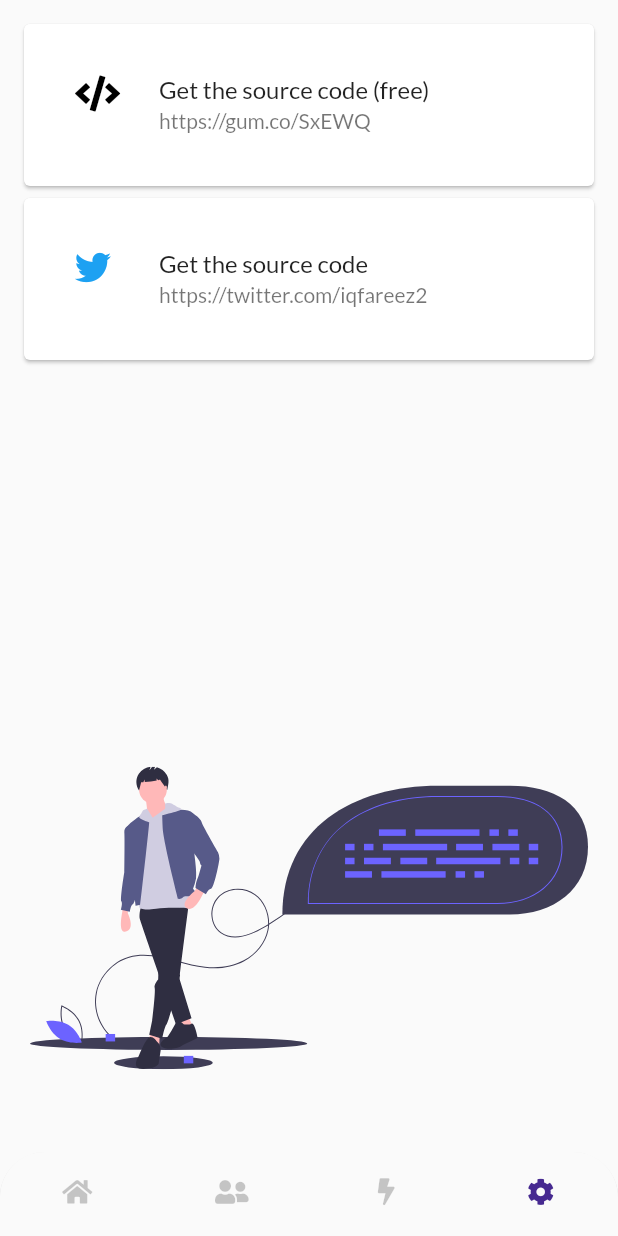
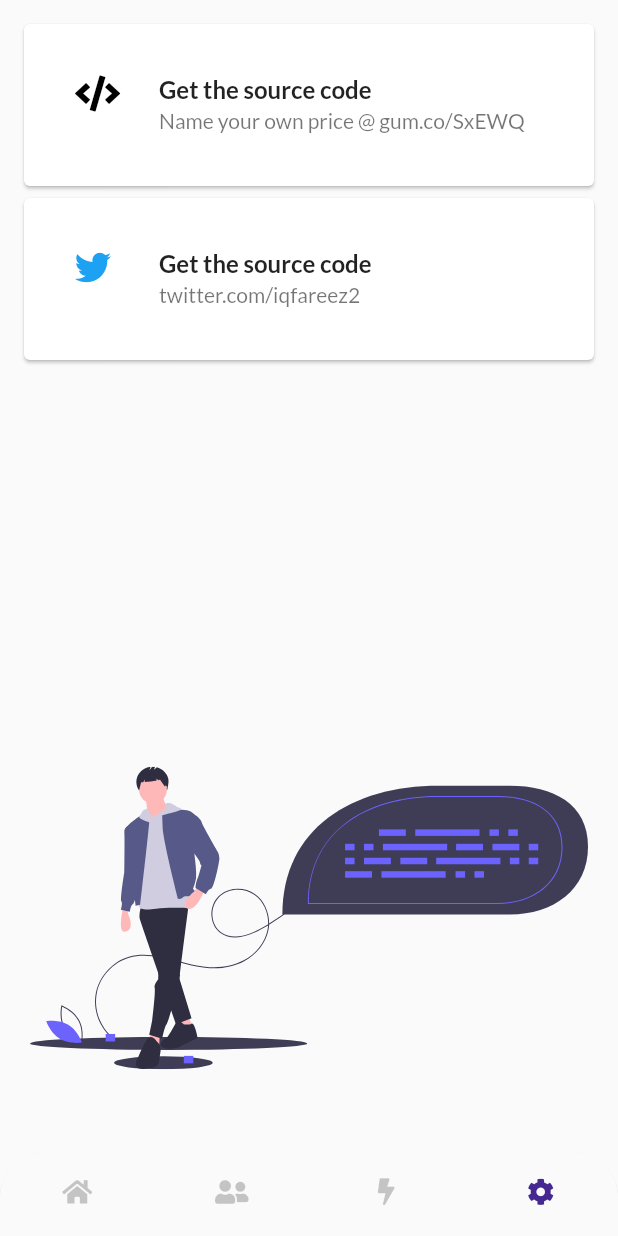
Before and after one commit to iqfareez/smarthome_ui, a Flutter app: the screen it shows after launch, item 4 of the bottom bar chosen, on a phone screen of 412 x 824 dp. Run offline on Flutter 3.47's test engine with Material 2 defaults, Android fonts, the phone set to English and light mode, and no system bars; our stand-ins replace flutter_svg, font_awesome_flutter, google_fonts; missing offline and left inert: flutter_circular_slider.

Commit message:
Added links to gumroad and twitter

```diff
--- a/lib/Utils/launch_url_util.dart
+++ b/lib/Utils/launch_url_util.dart
@@ -3,7 +3,7 @@ import 'package:url_launcher/url_launcher.dart';
 class LaunchUrlUtil {
   static launchUrl(String url) async {
     if (await canLaunch(url)) {
-      await launchUrl(url);
+      await launch(url);
     } else {
       throw 'Could not launch $url';
     }
--- a/lib/screens/setting_page.dart
+++ b/lib/screens/setting_page.dart
@@ -23,8 +23,11 @@ class SettingPage extends StatelessWidget {
                     ListTile(
                       leading:
                           FaIcon(FontAwesomeIcons.code, color: Colors.black),
-                      title: Text('Get the source code (free)'),
-                      subtitle: Text('https://gum.co/SxEWQ'),
+                      title: Text(
+                        'Get the source code',
+                        style: TextStyle(fontWeight: FontWeight.bold),
+                      ),
+                      subtitle: Text('Name your own price @ gum.co/SxEWQ'),
                     ),
                   ),
                   tapCard(
@@ -36,8 +39,11 @@ class SettingPage extends StatelessWidget {
                         FontAwesomeIcons.twitter,
                         color: Color(0xFF1DA1F2),
                       ),
-                      title: Text('Get the source code'),
-                      subtitle: Text('https://twitter.com/iqfareez2'),
+                      title: Text(
+                        'Get the source code',
+                        style: TextStyle(fontWeight: FontWeight.bold),
+                      ),
+                      subtitle: Text('twitter.com/iqfareez2'),
                     ),
                   )
                 ],
--- a/pubspec.yaml
+++ b/pubspec.yaml
@@ -15,7 +15,7 @@
 # In iOS, build-name is used as CFBundleShortVersionString while build-number used as CFBundleVersion.
 # Read more about iOS versioning at
 # https://developer.apple.com/library/archive/documentation/General/Reference/InfoPlistKeyReference/Articles/CoreFoundationKeys.html
-version: 1.0.0+1
+version: 1.0.1+2
 
 environment:
   sdk: ">=2.7.0 <3.0.0"
```
